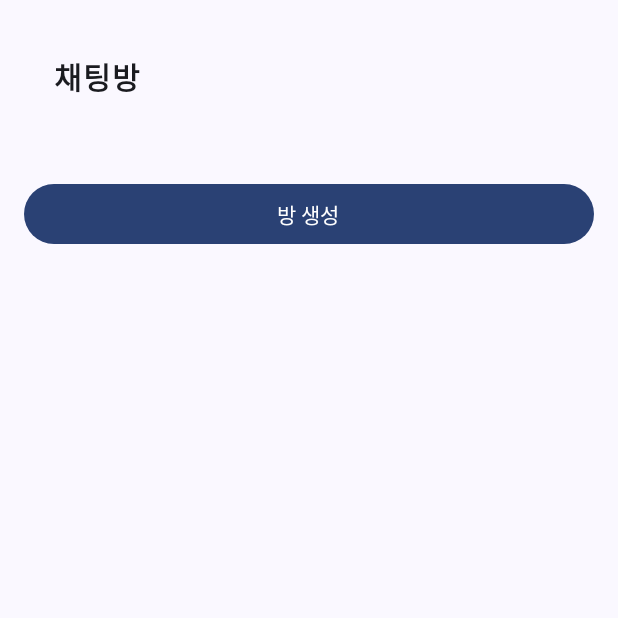
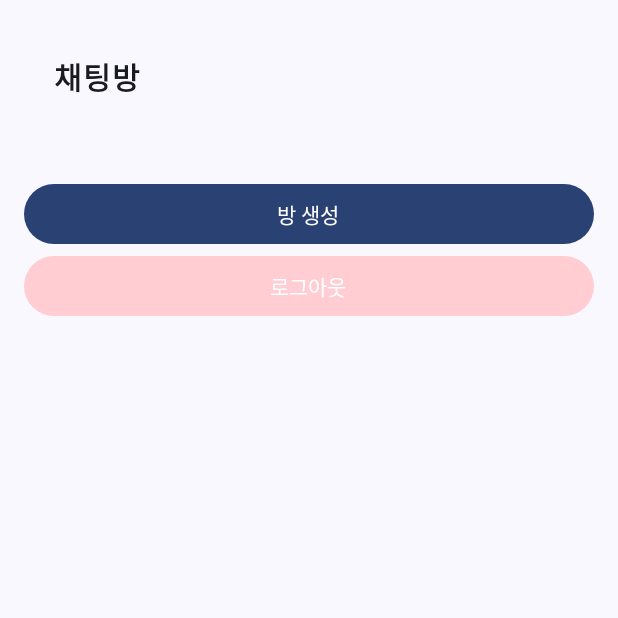
Before and after one commit to Space-Belt/Android_Firebase, an Android app built with Jetpack Compose: the ChatRoomListScreen screen opened through its navigation route, on a phone screen of 412 x 824 dp, the top half of it. Run offline under Robolectric (Android 15) with nearby library versions, the phone set to English and light mode, and no system bars; our stand-ins replace Firebase (no records; nobody signed in at launch, a user with empty details on screens opened directly), livedata-compose.

Commit message:
feat: ChatRoomLists 버튼에 로그아웃기능넣기

```diff
--- a/app/src/main/java/com/example/androidfirebase/Navigation.kt
+++ b/app/src/main/java/com/example/androidfirebase/Navigation.kt
@@ -45,7 +45,7 @@ fun NavigationGraph(
             }
         }
         composable(Screen.ChatRoomsScreen.route) {
-            ChatRoomListScreen(roomViewModel = roomViewModel){
+            ChatRoomListScreen(roomViewModel = roomViewModel, authViewModel){
                 navController.navigate("${Screen.ChatScreen.route}/${it.id}")
             }
         }
--- a/app/src/main/java/com/example/androidfirebase/ui/theme/ChatRoomListScreen.kt
+++ b/app/src/main/java/com/example/androidfirebase/ui/theme/ChatRoomListScreen.kt
@@ -12,6 +12,7 @@ import androidx.compose.foundation.lazy.LazyColumn
 import androidx.compose.foundation.lazy.items
 import androidx.compose.material3.AlertDialog
 import androidx.compose.material3.Button
+import androidx.compose.material3.ButtonDefaults
 import androidx.compose.material3.OutlinedButton
 import androidx.compose.material3.OutlinedTextField
 import androidx.compose.material3.Text
@@ -23,17 +24,20 @@ import androidx.compose.runtime.remember
 import androidx.compose.runtime.setValue
 import androidx.compose.ui.Alignment
 import androidx.compose.ui.Modifier
+import androidx.compose.ui.graphics.Color
 import androidx.compose.ui.text.font.FontWeight
 import androidx.compose.ui.tooling.preview.Preview
 import androidx.compose.ui.unit.dp
 import androidx.compose.ui.unit.sp
 import androidx.lifecycle.viewmodel.compose.viewModel
+import com.example.androidfirebase.AuthViewModel
 import com.example.androidfirebase.Room
 import com.example.androidfirebase.RoomViewModel
 
 @Composable
 fun ChatRoomListScreen(
     roomViewModel: RoomViewModel = viewModel(),
+    authViewModel: AuthViewModel,
     onJoinClicked: (Room) -> Unit
 ) {
     val rooms by roomViewModel.rooms.observeAsState(emptyList())
@@ -67,6 +71,17 @@ fun ChatRoomListScreen(
             modifier = Modifier.fillMaxWidth()
         ) {
             Text("방 생성")
+        }
+        Button(
+            onClick = {
+                authViewModel.logout()
+            },
+            modifier = Modifier.fillMaxWidth(),
+            colors = ButtonDefaults.buttonColors(
+                containerColor = Color(0xFFFFCDD2) // 연한 빨간색
+            )
+        ) {
+            Text("로그아웃")
         }
 
         if (showDialog){
```
